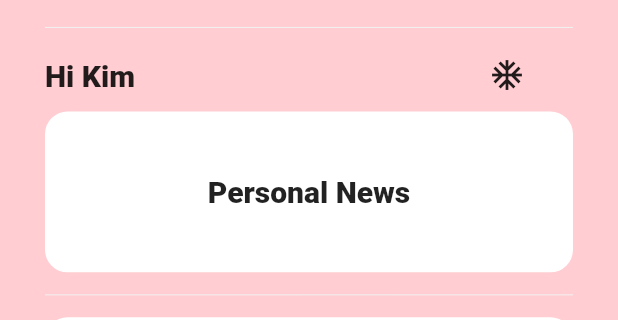
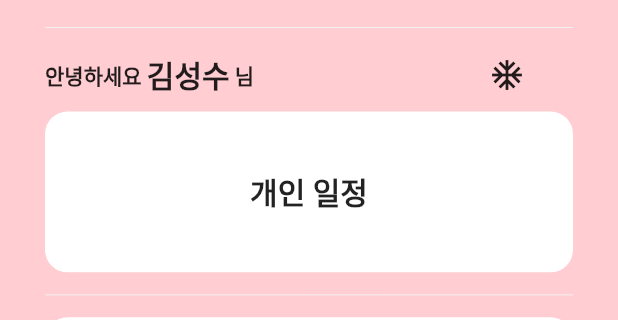
Before and after one commit to TodaudFur/emmaus_application, a Flutter app: the screen it shows after launch, after a tap on the "ac unit" icon, on a phone screen of 412 x 824 dp, the part 110-430 px from its top. Run offline on Flutter 3.47's test engine with Material 2 defaults, Android fonts, the phone set to English and light mode, and no system bars; drawn by our look-alikes of syncfusion_flutter_calendar; our stand-ins replace animated_splash_screen, image_gallery_saver, permission_handler, screenshot, share; Roboto replaces fonts that are missing (Noto).

Commit message:
2021.05.12 - yeah

```diff
--- a/lib/home.dart
+++ b/lib/home.dart
@@ -12,7 +12,7 @@ class Home extends StatefulWidget {
 
 class _HomeState extends State<Home> {
   DataSource calendarData = _getCalendarDataSource();
-  String agendaText = "Emmaus Official News";
+  String agendaText = "엠마오 일정";
 
   @override
   Widget build(BuildContext context) {
@@ -54,13 +54,33 @@ class _HomeState extends State<Home> {
             ),
             Row(
               children: [
+                Row(
+                  children: [
                     Text(
-                  'Hi Kim',
+                      '안녕하세요 ',
+                      style: TextStyle(
+                        fontFamily: 'Noto',
+                        fontWeight: FontWeight.w900,
+                        fontSize: 14.0,
+                      ),
+                    ),
+                    Text(
+                      '김성수',
                       style: TextStyle(
                         fontFamily: 'Noto',
                         fontWeight: FontWeight.w900,
                         fontSize: 20.0,
                       ),
+                    ),
+                    Text(
+                      ' 님',
+                      style: TextStyle(
+                        fontFamily: 'Noto',
+                        fontWeight: FontWeight.w900,
+                        fontSize: 14.0,
+                      ),
+                    ),
+                  ],
                 ),
                 Spacer(),
                 FlatButton(
@@ -68,10 +88,10 @@ class _HomeState extends State<Home> {
                     setState(() {
                       if (getUser()) {
                         trueUser();
-                        agendaText = "Emmaus Official News";
+                        agendaText = "엠마오 일정";
                       } else {
                         falseUser();
-                        agendaText = "Personal News";
+                        agendaText = "개인 일정";
                       }
                     });
                   },
```
Also changed, not shown: lib/contents.dart (+19 -12 lines), lib/settings.dart (+17 -11 lines). Lines whose indentation alone changed are shown as unchanged.
